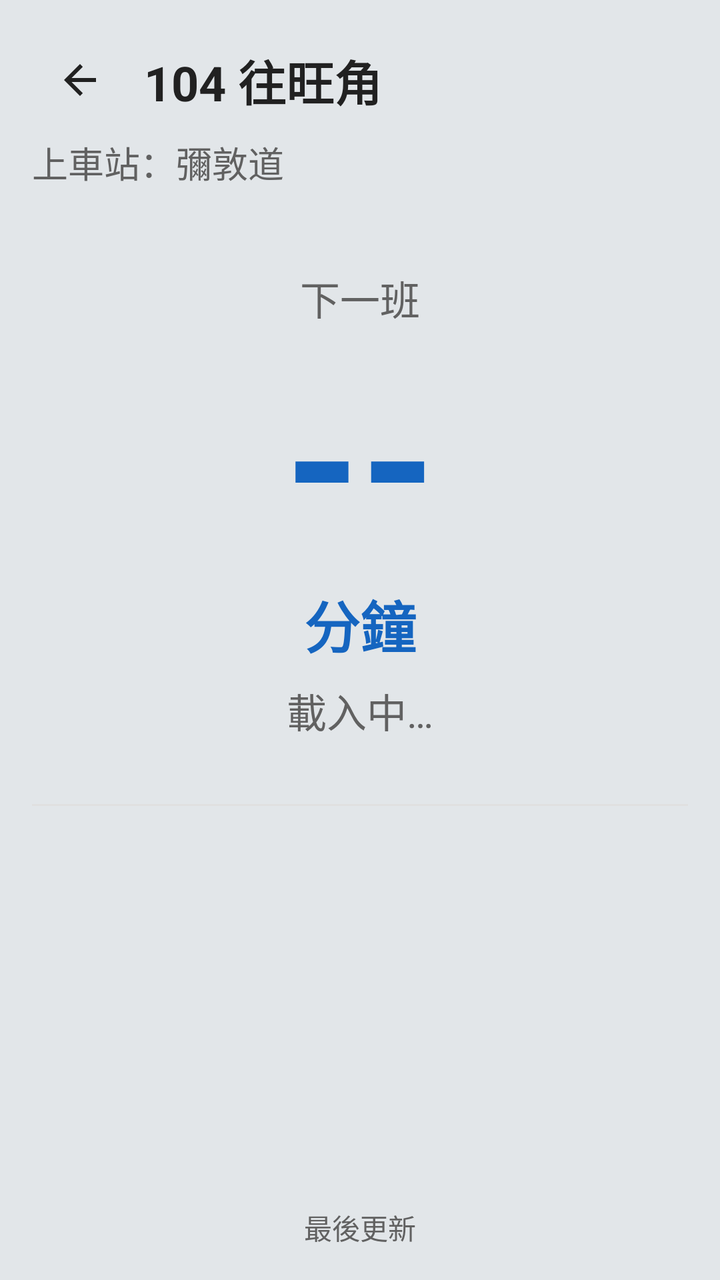
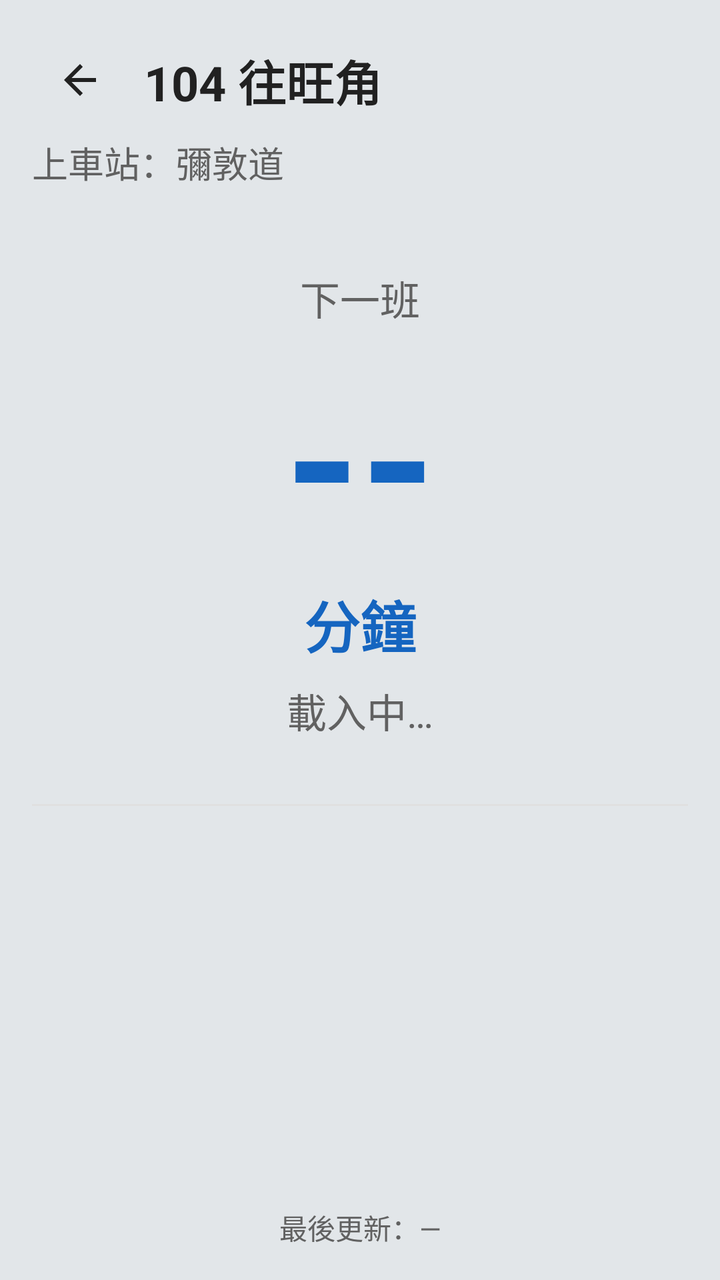

Two renders of the same Android screen: before a commit and after it. Below are the layout's source before the change and the commit's diff.
<!-- AndroidManifest.xml: application theme Theme.BusScheduleETA -->
<!-- res/layout/activity_eta.xml -->
<?xml version="1.0" encoding="utf-8"?>
<androidx.constraintlayout.widget.ConstraintLayout
    xmlns:android="http://schemas.android.com/apk/res/android"
    xmlns:app="http://schemas.android.com/apk/res-auto"
    android:id="@+id/etaRoot"
    android:layout_width="match_parent"
    android:layout_height="match_parent"
    android:background="@color/eta_bg"
    android:padding="16dp">

    <ImageButton
        android:id="@+id/btnBack"
        android:layout_width="48dp"
        android:layout_height="48dp"
        android:background="?attr/selectableItemBackgroundBorderless"
        android:contentDescription="@string/go_back"
        android:src="?attr/homeAsUpIndicator"
        app:layout_constraintStart_toStartOf="parent"
        app:layout_constraintTop_toTopOf="parent"
        app:tint="@color/text_primary" />

    <TextView
        android:id="@+id/tvRouteTitle"
        android:layout_width="0dp"
        android:layout_height="wrap_content"
        android:layout_marginStart="8dp"
        android:text="@string/mk_104"
        android:textColor="@color/text_primary"
        android:textSize="24sp"
        android:textStyle="bold"
        app:layout_constraintBottom_toBottomOf="@id/btnBack"
        app:layout_constraintEnd_toEndOf="parent"
        app:layout_constraintStart_toEndOf="@id/btnBack"
        app:layout_constraintTop_toTopOf="@id/btnBack" />

    <TextView
        android:id="@+id/tvStopName"
        android:layout_width="0dp"
        android:layout_height="wrap_content"
        android:layout_marginTop="4dp"
        android:text="@string/pickup_nathan_road"
        android:textColor="@color/text_secondary"
        android:textSize="18sp"
        app:layout_constraintEnd_toEndOf="parent"
        app:layout_constraintStart_toStartOf="parent"
        app:layout_constraintTop_toBottomOf="@id/btnBack" />

    <TextView
        android:id="@+id/tvNextLabel"
        android:layout_width="wrap_content"
        android:layout_height="wrap_content"
        android:layout_marginTop="40dp"
        android:text="@string/next_bus"
        android:textColor="@color/text_secondary"
        android:textSize="20sp"
        app:layout_constraintEnd_toEndOf="parent"
        app:layout_constraintStart_toStartOf="parent"
        app:layout_constraintTop_toBottomOf="@id/tvStopName" />

    <TextView
        android:id="@+id/tvMinutes"
        android:layout_width="wrap_content"
        android:layout_height="wrap_content"
        android:text="@string/double_dash"
        android:textColor="@color/accent"
        android:textSize="96sp"
        android:textStyle="bold"
        app:layout_constraintEnd_toEndOf="parent"
        app:layout_constraintStart_toStartOf="parent"
        app:layout_constraintTop_toBottomOf="@id/tvNextLabel" />

    <TextView
        android:id="@+id/tvMinutesUnit"
        android:layout_width="wrap_content"
        android:layout_height="wrap_content"
        android:text="@string/min_unit"
        android:textColor="@color/accent"
        android:textSize="28sp"
        android:textStyle="bold"
        android:background="@color/eta_bg"
        app:layout_constraintEnd_toEndOf="parent"
        app:layout_constraintStart_toStartOf="parent"
        app:layout_constraintTop_toBottomOf="@id/tvMinutes" />

    <TextView
        android:id="@+id/tvClock"
        android:layout_width="wrap_content"
        android:layout_height="wrap_content"
        android:layout_marginTop="8dp"
        android:text="@string/loading"
        android:textColor="@color/text_secondary"
        android:textSize="20sp"
        app:layout_constraintEnd_toEndOf="parent"
        app:layout_constraintStart_toStartOf="parent"
        app:layout_constraintTop_toBottomOf="@id/tvMinutesUnit" />

    <View
        android:id="@+id/divider"
        android:layout_width="0dp"
        android:layout_height="1dp"
        android:layout_marginTop="32dp"
        android:background="@color/divider"
        app:layout_constraintEnd_toEndOf="parent"
        app:layout_constraintStart_toStartOf="parent"
        app:layout_constraintTop_toBottomOf="@id/tvClock" />

    <TextView
        android:id="@+id/tvSecond"
        android:layout_width="0dp"
        android:layout_height="wrap_content"
        android:layout_marginTop="20dp"
        android:text=""
        android:textColor="@color/text_primary"
        android:textSize="20sp"
        app:layout_constraintEnd_toEndOf="parent"
        app:layout_constraintStart_toStartOf="parent"
        app:layout_constraintTop_toBottomOf="@id/divider" />

    <TextView
        android:id="@+id/tvThird"
        android:layout_width="0dp"
        android:layout_height="wrap_content"
        android:layout_marginTop="12dp"
        android:text=""
        android:textColor="@color/text_primary"
        android:textSize="20sp"
        app:layout_constraintEnd_toEndOf="parent"
        app:layout_constraintStart_toStartOf="parent"
        app:layout_constraintTop_toBottomOf="@id/tvSecond" />

    <TextView
        android:id="@+id/tvRemark"
        android:layout_width="0dp"
        android:layout_height="wrap_content"
        android:layout_marginTop="16dp"
        android:text=""
        android:textColor="@color/text_secondary"
        android:textSize="16sp"
        android:visibility="gone"
        app:layout_constraintEnd_toEndOf="parent"
        app:layout_constraintStart_toStartOf="parent"
        app:layout_constraintTop_toBottomOf="@id/tvThird" />

    <TextView
        android:id="@+id/tvMessage"
        android:layout_width="0dp"
        android:layout_height="wrap_content"
        android:gravity="center"
        android:text="@string/no_next_bus_info"
        android:textColor="@color/error_text"
        android:textSize="22sp"
        android:visibility="gone"
        app:layout_constraintBottom_toTopOf="@id/tvUpdated"
        app:layout_constraintEnd_toEndOf="parent"
        app:layout_constraintStart_toStartOf="parent"
        app:layout_constraintTop_toBottomOf="@id/tvStopName" />

    <TextView
        android:id="@+id/tvUpdated"
        android:layout_width="0dp"
        android:layout_height="wrap_content"
        android:gravity="center"
        android:text="@string/last_update"
        android:textColor="@color/text_secondary"
        android:textSize="14sp"
        app:layout_constraintBottom_toBottomOf="parent"
        app:layout_constraintEnd_toEndOf="parent"
        app:layout_constraintStart_toStartOf="parent" />
</androidx.constraintlayout.widget.ConstraintLayout>
<!-- resources referenced by this layout -->
<resources>
  <color name="accent">#1565C0</color>
  <color name="divider">#E0E0E0</color>
  <color name="error_text">#B71C1C</color>
  <color name="eta_bg">#E2E6E9</color>
  <color name="text_primary">#212121</color>
  <color name="text_secondary">#616161</color>
  <string name="double_dash">--</string>
  <string name="go_back">返回</string>
  <string name="last_update">最後更新</string>
  <string name="loading">載入中…</string>
  <string name="min_unit">分鐘</string>
  <string name="mk_104">104 往旺角</string>
  <string name="next_bus">下一班</string>
  <string name="no_next_bus_info">暫時沒有班次資料</string>
  <string name="pickup_nathan_road">上車站：彌敦道</string>
  <style name="Theme.BusScheduleETA" parent="Base.Theme.BusScheduleETA" />
  <style name="Base.Theme.BusScheduleETA" parent="Theme.Material3.DayNight.NoActionBar">
          
          
      </style>
</resources>

<!-- the commit's change to res/layout/activity_eta.xml (unified diff, before → after) -->
@@ -13,7 +13,7 @@
         android:layout_width="48dp"
         android:layout_height="48dp"
         android:background="?attr/selectableItemBackgroundBorderless"
-        android:contentDescription="@string/go_back"
+        android:contentDescription="@string/back"
         android:src="?attr/homeAsUpIndicator"
         app:layout_constraintStart_toStartOf="parent"
         app:layout_constraintTop_toTopOf="parent"
@@ -160,7 +160,7 @@
         android:layout_width="0dp"
         android:layout_height="wrap_content"
         android:gravity="center"
-        android:text="@string/last_update"
+        android:text="@string/last_update_dash"
         android:textColor="@color/text_secondary"
         android:textSize="14sp"
         app:layout_constraintBottom_toBottomOf="parent"
<!-- resource entries referenced after the edit -->
@@ -6,9 +6,9 @@
   <color name="eta_bg">#E2E6E9</color>
   <color name="text_primary">#212121</color>
   <color name="text_secondary">#616161</color>
+  <string name="back">返回</string>
   <string name="double_dash">--</string>
-  <string name="go_back">返回</string>
-  <string name="last_update">最後更新</string>
+  <string name="last_update_dash">最後更新：—</string>
   <string name="loading">載入中…</string>
   <string name="min_unit">分鐘</string>
   <string name="mk_104">104 往旺角</string>
